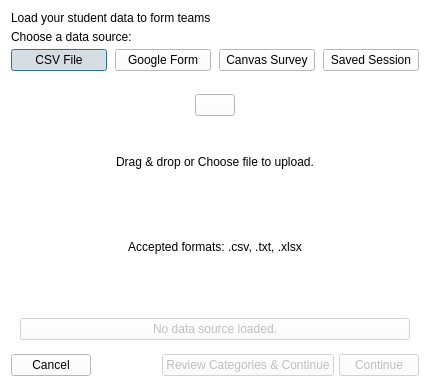
Qt form dialogs/loadDataDialog.ui (gruepr/gruepr) before a commit.
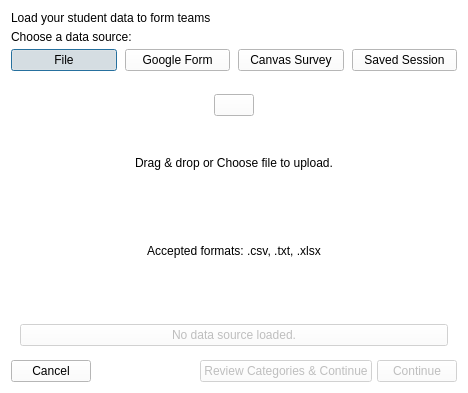
The same form after that commit. The open tabs and pages were chosen to show the change. Icons and pictures are not drawn. Custom widgets are drawn as their Qt base class.

Commit message: Bugfix txt and xlsx data import; add .xlsx to roster and teammates import

```diff
--- a/dialogs/loadDataDialog.ui
+++ b/dialogs/loadDataDialog.ui
@@ -6,8 +6,8 @@
    <rect>
     <x>0</x>
     <y>0</y>
-    <width>422</width>
-    <height>387</height>
+    <width>468</width>
+    <height>393</height>
    </rect>
   </property>
   <property name="windowTitle">
@@ -44,9 +44,9 @@
       <number>8</number>
      </property>
      <item>
-      <widget class="QPushButton" name="csvSourceButton">
+      <widget class="QPushButton" name="fileSourceButton">
        <property name="text">
-        <string>CSV File</string>
+        <string>File</string>
        </property>
        <property name="icon">
         <iconset resource="../gruepr.qrc">
@@ -136,7 +136,7 @@
      <widget class="QWidget" name="csvPage">
       <layout class="QVBoxLayout" name="csvPageLayout">
        <item>
-        <widget class="DropCSVFrame" name="dropCSVFileFrame">
+        <widget class="DropFileFrame" name="dropFileFrame">
          <property name="sizePolicy">
           <sizepolicy hsizetype="Expanding" vsizetype="Expanding">
            <horstretch>0</horstretch>
@@ -149,7 +149,7 @@
            <height>200</height>
           </size>
          </property>
-         <layout class="QVBoxLayout" name="dropCSVFileFrameLayout">
+         <layout class="QVBoxLayout" name="dropFileFrameLayout">
           <item alignment="Qt::AlignmentFlag::AlignHCenter">
            <widget class="QPushButton" name="uploadButton">
             <property name="sizePolicy">
@@ -453,9 +453,9 @@
  </widget>
  <customwidgets>
   <customwidget>
-   <class>DropCSVFrame</class>
+   <class>DropFileFrame</class>
    <extends>QFrame</extends>
-   <header>widgets/dropcsvframe.h</header>
+   <header>widgets/dropFileFrame.h</header>
    <container>1</container>
   </customwidget>
   <customwidget>
```
The commit also changes 20 other files.
